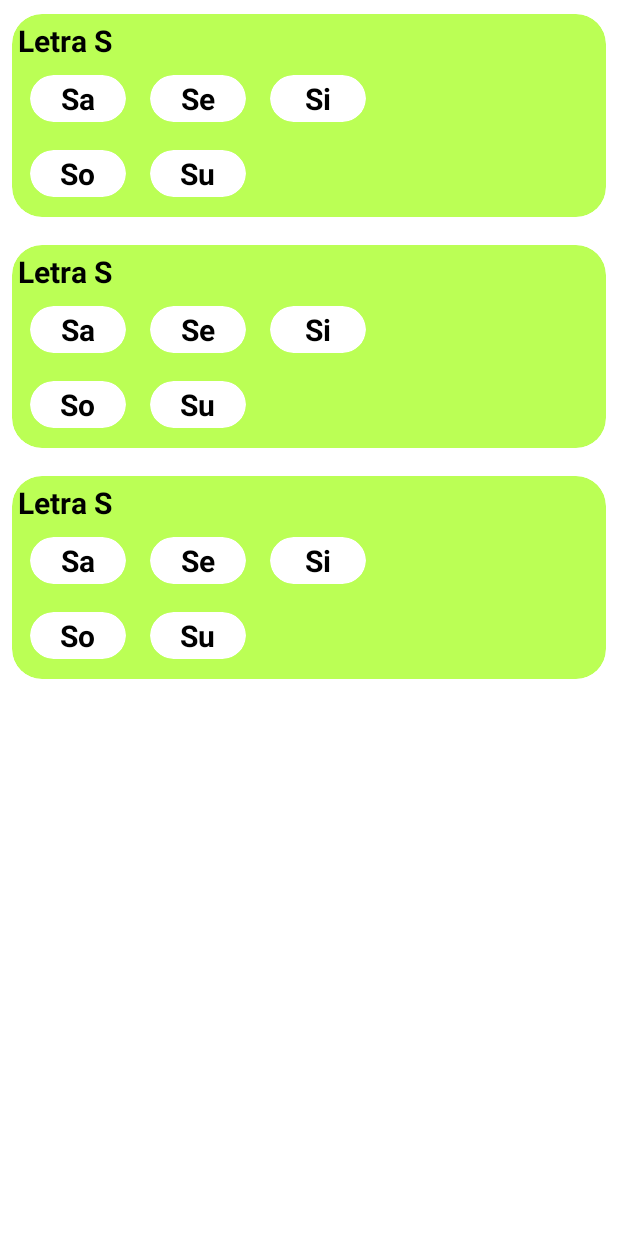
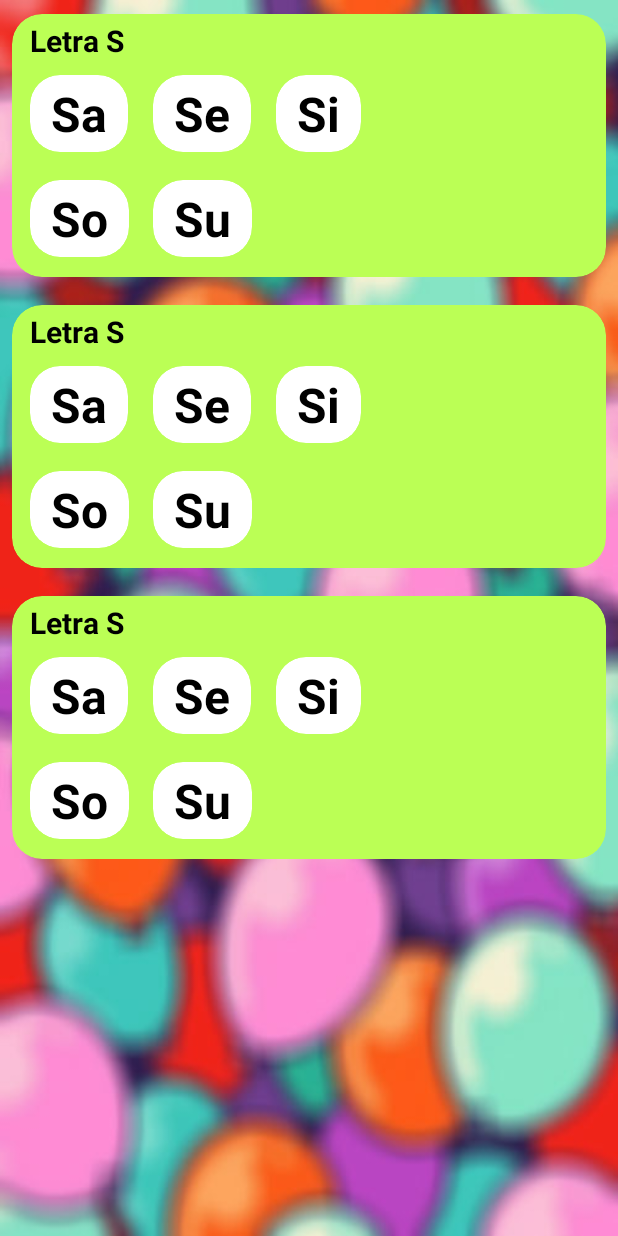
Before and after one commit to denisamador24/FrutiApp, an Android app: the layout activity_silabas.xml on its own in the app's theme, with its tools: preview values and no code run, on a phone screen of 412 x 824 dp. Run offline under Robolectric (Android 15) with nearby library versions, the phone set to English and light mode, and no system bars.

Commit message:
Datos y adaptadores de silabas hecho

```diff
--- /dev/null
+++ b/app/src/main/java/com/example/leer/data/Silaba.kt
@@ -0,0 +1,4 @@
+package com.example.leer.data
+
+data class Silaba(val a:String, val e: String, val i:String, val o:String,val u:String) {
+}
--- /dev/null
+++ b/app/src/main/java/com/example/leer/data/Silabas.kt
@@ -0,0 +1,6 @@
+package com.example.leer.data
+
+data class Silabas (val letra: String, val letrasSilaba: Silaba, val audio: SonidoSilaba){
+
+
+}
--- /dev/null
+++ b/app/src/main/java/com/example/leer/data/SonidoSilaba.kt
@@ -0,0 +1,4 @@
+package com.example.leer.data
+
+data class SonidoSilaba (val a: Int, val e: Int, val i: Int, val o: Int, val u: Int){
+}
--- a/app/src/main/res/layout/activity_abecedario.xml
+++ b/app/src/main/res/layout/activity_abecedario.xml
@@ -5,7 +5,7 @@
     android:layout_width="match_parent"
     android:layout_height="match_parent"
     tools:context=".AbecedarioActivity"
-    android:background="@drawable/wallpaperprincipal">
+    android:background="@drawable/globos">
 
     <GridView
         android:id="@+id/activityAbecedario_GridVieLetras"
--- a/app/src/main/res/layout/activity_leer_cuento.xml
+++ b/app/src/main/res/layout/activity_leer_cuento.xml
@@ -4,7 +4,8 @@
     xmlns:tools="http://schemas.android.com/tools"
     android:layout_width="match_parent"
     android:layout_height="match_parent"
-    tools:context=".LeerCuentoActivity">
+    tools:context=".LeerCuentoActivity"
+    android:background="@drawable/wallpaperprincipal">
 
     <ImageView
         android:layout_width="match_parent"
@@ -26,6 +27,7 @@
                 android:src="@drawable/img_cuentos"/>
 
             <TextView
+                android:id="@+id/activityLeerCuento_titulo"
                 style="@style/TextMd"
                 android:layout_width="match_parent"
                 android:layout_height="wrap_content"
@@ -36,6 +38,7 @@
                 android:text="@string/cuentos" />
 
             <TextView
+                android:id="@+id/activityLeerCuento_cuento"
                 android:layout_width="match_parent"
                 android:layout_height="wrap_content"
                 android:text="@string/long_cuento"
--- a/app/src/main/res/layout/activity_silabas.xml
+++ b/app/src/main/res/layout/activity_silabas.xml
@@ -4,7 +4,8 @@
     xmlns:tools="http://schemas.android.com/tools"
     android:layout_width="match_parent"
     android:layout_height="match_parent"
-    tools:context=".SilabasActivity">
+    tools:context=".SilabasActivity"
+    android:background="@drawable/globos">
 
     <ImageView
         android:layout_width="match_parent"
--- a/app/src/main/res/layout/card_list_silabas.xml
+++ b/app/src/main/res/layout/card_list_silabas.xml
@@ -18,6 +18,7 @@
             android:layout_width="wrap_content"
             android:layout_height="wrap_content"
             android:text="Letra S"
+            android:paddingStart="8dp"
             style="@style/TextL"/>
 
         <GridLayout
@@ -29,9 +30,9 @@
 
             <androidx.cardview.widget.CardView
                 android:id="@+id/cardListSilaba_CardA"
-                style="@style/CardViewListItem"
-                android:layout_width="80dp"
-                android:layout_height="50dp">
+                style="@style/CardLetras"
+                android:layout_width="wrap_content"
+                android:layout_height="wrap_content">
 
                 <TextView
                     android:id="@+id/cardListSilaba_A"
@@ -39,14 +40,15 @@
                     android:layout_width="wrap_content"
                     android:layout_height="wrap_content"
                     android:layout_gravity="center"
+                    android:textSize="32sp"
                     android:text="Sa" />
             </androidx.cardview.widget.CardView>
 
             <androidx.cardview.widget.CardView
                 android:id="@+id/cardListSilaba_CardE"
-                style="@style/CardViewListItem"
-                android:layout_width="80dp"
-                android:layout_height="50dp">
+                style="@style/CardLetras"
+                android:layout_width="wrap_content"
+                android:layout_height="wrap_content">
 
                 <TextView
                     android:id="@+id/cardListSilaba_E"
@@ -54,14 +56,15 @@
                     android:layout_width="wrap_content"
                     android:layout_height="wrap_content"
                     android:layout_gravity="center"
+                    android:textSize="32sp"
                     android:text="Se" />
             </androidx.cardview.widget.CardView>
 
             <androidx.cardview.widget.CardView
                 android:id="@+id/cardListSilaba_CardI"
-                style="@style/CardViewListItem"
-                android:layout_width="80dp"
-                android:layout_height="50dp">
+                style="@style/CardLetras"
+                android:layout_width="wrap_content"
+                android:layout_height="wrap_content">
 
                 <TextView
                     android:id="@+id/cardListSilaba_I"
@@ -69,14 +72,15 @@
                     android:layout_width="wrap_content"
                     android:layout_height="wrap_content"
                     android:layout_gravity="center"
+                    android:textSize="32sp"
                     android:text="Si" />
             </androidx.cardview.widget.CardView>
 
             <androidx.cardview.widget.CardView
                 android:id="@+id/cardListSilaba_CardO"
-                style="@style/CardViewListItem"
-                android:layout_width="80dp"
-                android:layout_height="50dp">
+                style="@style/CardLetras"
+                android:layout_width="wrap_content"
+                android:layout_height="wrap_content">
 
                 <TextView
                     android:id="@+id/cardListSilaba_O"
@@ -84,14 +88,15 @@
                     android:layout_width="wrap_content"
                     android:layout_height="wrap_content"
                     android:layout_gravity="center"
+                    android:textSize="32sp"
                     android:text="So" />
             </androidx.cardview.widget.CardView>
 
             <androidx.cardview.widget.CardView
                 android:id="@+id/cardListSilaba_CardU"
-                style="@style/CardViewListItem"
-                android:layout_width="80dp"
-                android:layout_height="50dp">
+                style="@style/CardLetras"
+                android:layout_width="wrap_content"
+                android:layout_height="wrap_content">
 
                 <TextView
                     android:id="@+id/cardListSilaba_U"
@@ -99,6 +104,7 @@
                     android:layout_width="wrap_content"
                     android:layout_height="wrap_content"
                     android:layout_gravity="center"
+                    android:textSize="32sp"
                     android:text="Su" />
             </androidx.cardview.widget.CardView>
 
--- a/app/src/main/res/values/themes.xml
+++ b/app/src/main/res/values/themes.xml
@@ -19,6 +19,13 @@
         <item name="cardCornerRadius">20dp</item>
         <item name="cardElevation">0dp</item>
         <item name="cardUseCompatPadding">true</item>
+    </style>
+
+    <style name="CardLetras" parent="CardViewListItem">
+        <item name="contentPaddingBottom">4dp</item>
+        <item name="contentPaddingTop">4dp</item>
+        <item name="contentPaddingLeft">14dp</item>
+        <item name="contentPaddingRight">14dp</item>
     </style>
 
     <style name="Theme.Leer.NoActionBar">
```
Also changed, not shown: app/src/main/java/com/example/leer/AbecedarioActivity.kt (+11 -1 lines), app/src/main/java/com/example/leer/CuentosActivity.kt (+4 -7 lines), app/src/main/java/com/example/leer/LeerCuentoActivity.kt (+14 -0 lines), app/src/main/java/com/example/leer/SilabasActivity.kt (+8 -0 lines), app/src/main/java/com/example/leer/adapter/CuentosHolder.kt (+13 -0 lines), app/src/main/java/com/example/leer/adapter/SilabaAdapter.kt (added, +22 -0 lines), app/src/main/java/com/example/leer/adapter/SilabaHolder.kt (added, +47 -0 lines), app/src/main/java/com/example/leer/data/ListSilabas.kt (added, +21 -0 lines), 1 other file.
